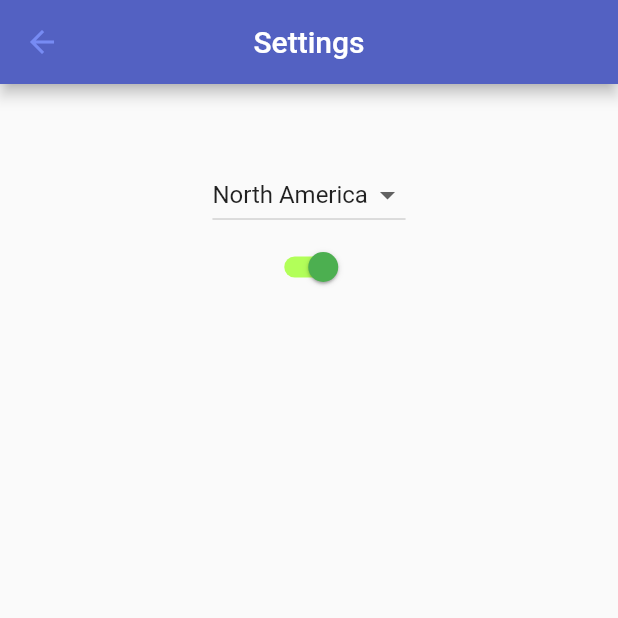
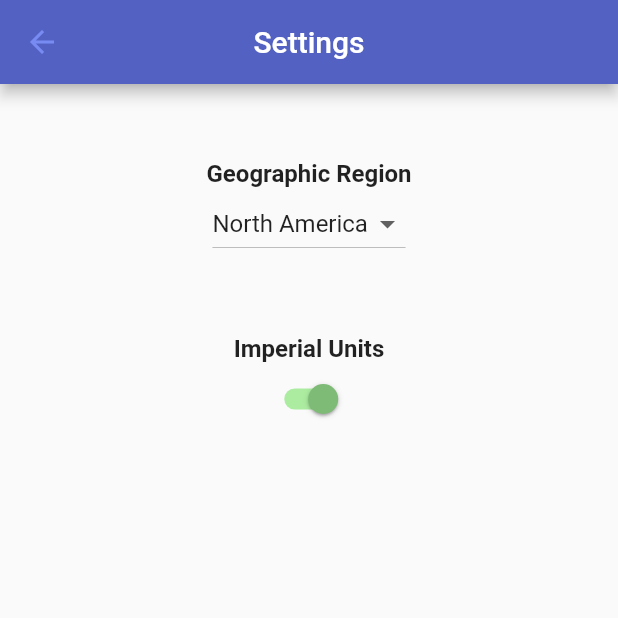
Before and after one commit to jacobjdong/Trash-Specto, a Flutter app: the screen it shows after launch, after a tap on "Settings", on a phone screen of 412 x 824 dp, the top half of it. Run offline on Flutter 3.47's test engine with Material 2 defaults, Android fonts, the phone set to English and light mode, and no system bars; missing offline and left inert: arcore_flutter_plugin; Roboto replaces fonts that are missing (Georgia).

Commit message:
added units, added settings text

```diff
--- a/trashspecto1/lib/food.dart
+++ b/trashspecto1/lib/food.dart
@@ -177,7 +177,7 @@ class _ScreenFoodWasteState extends State<ScreenFoodWaste> {
                         min: 1,
                         max: 14,
                         showerTime: this._eatingOut,
-                        units: "times a week"
+                        units: "time(s) a week"
                       ),
                       Expanded(
                         child: Align(
--- a/trashspecto1/lib/settings.dart
+++ b/trashspecto1/lib/settings.dart
@@ -44,6 +44,14 @@ class _SettingsState extends State<Settings> {
               mainAxisAlignment: MainAxisAlignment.center,
               children: <Widget>[
                 new SizedBox(height: 50),
+                Text(
+                  'Geographic Region',
+                  textAlign: TextAlign.center,
+                  style: TextStyle(
+                    fontSize: 16,
+                    fontWeight: FontWeight.w700,
+                  ),
+                ),
                 new DropdownButton<String>(
                   value: this.region,
                   onChanged: (String newValue) {
@@ -59,6 +67,17 @@ class _SettingsState extends State<Settings> {
                     );
                   }).toList(),
                 ),
+                SizedBox(
+                  height: 50,
+                ),
+                Text(
+                  'Imperial Units',
+                  textAlign: TextAlign.center,
+                  style: TextStyle(
+                    fontSize: 16,
+                    fontWeight: FontWeight.w700,
+                  ),
+                ),
                 Switch(
                   value: this.metric,
                   onChanged: (value) {
@@ -67,8 +86,9 @@ class _SettingsState extends State<Settings> {
                     });
                     widget.updateMetric(value);
                   },
-                  activeTrackColor: Colors.lightGreenAccent,
-                  activeColor: Colors.green,
+                  activeTrackColor: Color(0xffabeca0),
+                  activeColor: Color(0xff7eBB76),
+                  autofocus: false,
                 ),
 
               ],
--- a/trashspecto1/lib/water.dart
+++ b/trashspecto1/lib/water.dart
@@ -81,7 +81,7 @@ class _ScreenWastewaterState extends State<ScreenWastewater> {
                     min: 0,
                     max: 10,
                     showerTime: this._toiletFreq,
-                    units: "time a day",
+                    units: "time(s) a day",
                   ),
                   Expanded(
                     child: Align(
@@ -138,7 +138,7 @@ class _ScreenWastewaterState extends State<ScreenWastewater> {
                     min: 0,
                     max: 14,
                     showerTime: this._showerFreq,
-                    units: "times a week"
+                    units: "time(s) a week"
                   ),
                   Expanded(
                     child: Align(
@@ -196,7 +196,7 @@ class _ScreenWastewaterState extends State<ScreenWastewater> {
                     min: 5,
                     max: 30,
                     showerTime: this._showerTime,
-                    units: "minutes"
+                    units: "minute(s)"
                   ),
                   Expanded(
                     child: Align(
@@ -326,7 +326,7 @@ class _ScreenWastewaterState extends State<ScreenWastewater> {
                     min: 0,
                     max: 8,
                     showerTime: this._clothesFreq,
-                    units: "times a month"
+                    units: "time(s) a month"
                   ),
                   Expanded(
                     child: Align(
@@ -384,7 +384,7 @@ class _ScreenWastewaterState extends State<ScreenWastewater> {
                     min: 0,
                     max: 100,
                     showerTime: this._lawnSize,
-                    units: "meters^2"
+                    units: "meter(s)\u00B2"
                   ),
                   Expanded(
                     child: Align(
```
